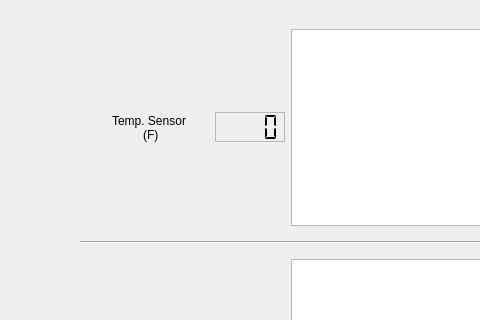
Above: mainwindow.ui from MechVamps/sensor_lab before the change; both pictures show x 0 to 480 and y 0 to 320 of the 743 by 832 pixel window. Below: the same form after it.
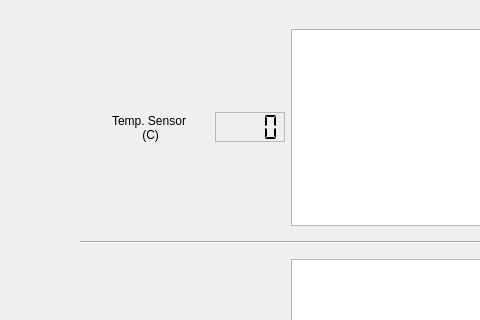
That is the form after the change. Custom widgets are drawn as their Qt base class.

What changed in the file:
```diff
--- a/mainwindow.ui
+++ b/mainwindow.ui
@@ -58,7 +58,7 @@
           </property>
           <property name="text">
            <string>Temp. Sensor
- (F)</string>
+ (C)</string>
           </property>
           <property name="textFormat">
            <enum>Qt::PlainText</enum>
```
